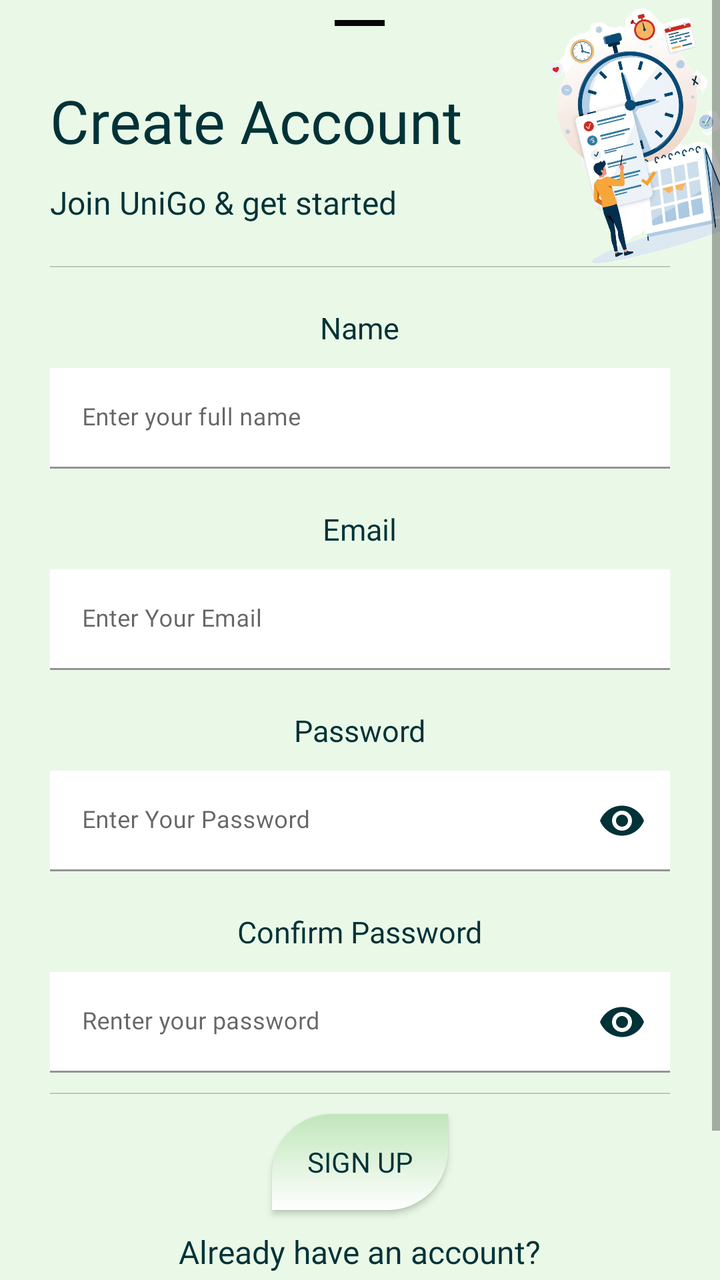
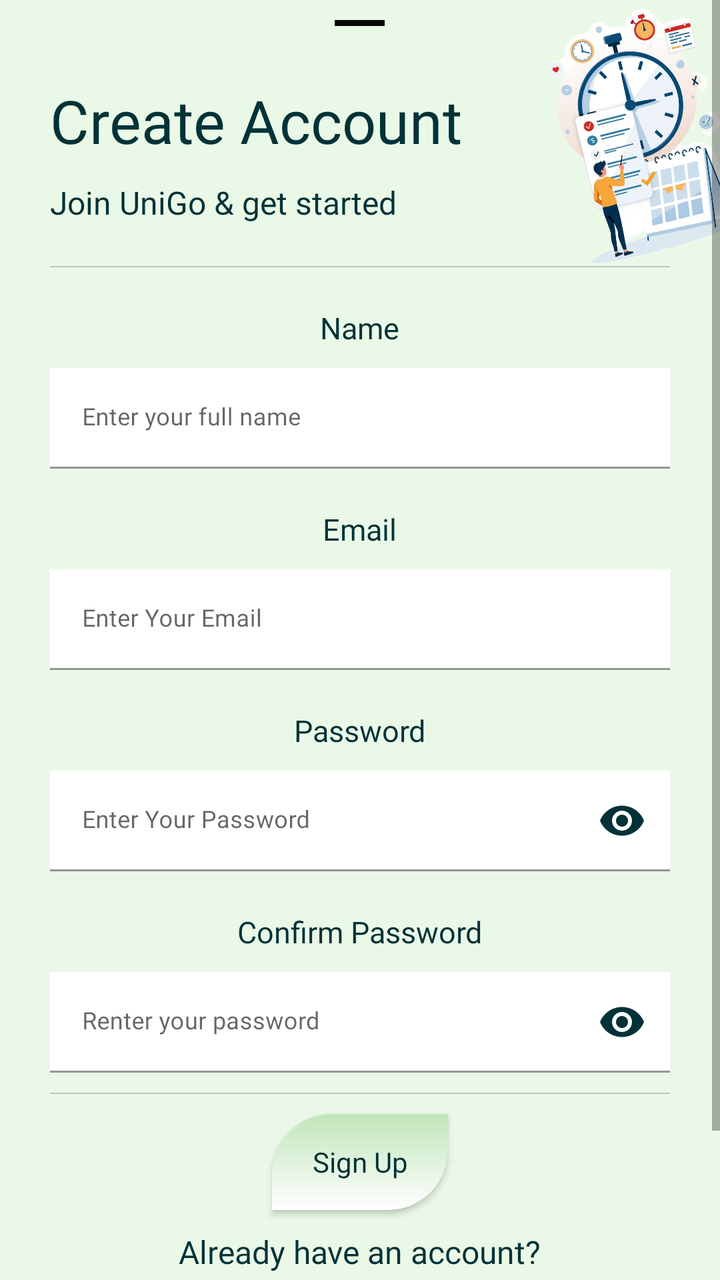

Screens rendered from an Android XML layout before and after an edit, with the pre-edit source and the edit as a unified diff.
<!-- AndroidManifest.xml: application theme Theme.UniGo -->
<!-- res/layout/signup_btm.xml -->
<?xml version="1.0" encoding="utf-8"?>
<ScrollView xmlns:android="http://schemas.android.com/apk/res/android"
    xmlns:app="http://schemas.android.com/apk/res-auto"
    android:layout_width="match_parent"
    android:layout_height="match_parent"
    android:fillViewport="true"
    android:overScrollMode="never">

    <RelativeLayout
        android:layout_width="match_parent"
        android:layout_height="wrap_content"
        android:paddingBottom="20dp">

        <com.google.android.material.bottomsheet.BottomSheetDragHandleView
            android:layout_width="25dp"
            android:layout_height="3dp"
            android:layout_centerHorizontal="true"
            android:layout_marginTop="10dp"
            android:background="@color/black"
            app:shapeAppearanceOverlay="@style/ShapeAppearance.Material3.SmallComponent" />

        <TextView
            android:id="@+id/signuptxt"
            android:layout_width="wrap_content"
            android:layout_height="wrap_content"
            android:layout_marginStart="25dp"
            android:layout_marginTop="40dp"
            android:fontFamily="@font/lexend"
            android:text="@string/signuptxt"
            android:textColor="@color/text_primary"
            android:textSize="30sp" />

        <ImageView
            android:id="@+id/studyIllustration"
            android:layout_width="170dp"
            android:layout_height="130dp"
            android:layout_alignParentEnd="true"
            android:layout_gravity="end"
            android:contentDescription="@string/Illustration"
            android:elevation="10dp"
            android:rotation="-14"
            android:src="@drawable/study"
            android:translationX="45dp"
            android:translationY="2dp" />

        <TextView
            android:id="@+id/welcomesubtxt"
            android:layout_width="wrap_content"
            android:layout_height="wrap_content"
            android:layout_below="@id/signuptxt"
            android:layout_marginVertical="10dp"
            android:layout_marginStart="25dp"
            android:fontFamily="@font/lexend"
            android:text="@string/signup_subtxt"
            android:textColor="@color/text_primary"
            android:textSize="16sp" />

        <View
            android:id="@+id/div1"
            android:layout_width="match_parent"
            android:layout_height="0.6dp"
            android:layout_below="@id/welcomesubtxt"
            android:layout_marginStart="25dp"
            android:layout_marginTop="11dp"
            android:layout_marginEnd="25dp"
            android:background="@color/view" />

        <TextView
            android:id="@+id/EnterName"
            android:layout_width="wrap_content"
            android:layout_height="wrap_content"
            android:layout_below="@id/div1"
            android:layout_centerHorizontal="true"
            android:layout_marginTop="20dp"
            android:fontFamily="@font/lexend"
            android:text="@string/FormName"
            android:textColor="@color/text_primary"
            android:textSize="15sp" />

        <com.google.android.material.textfield.TextInputLayout
            android:id="@+id/nameLayout"
            android:layout_width="match_parent"
            android:layout_height="wrap_content"
            android:layout_below="@id/EnterName"
            android:layout_marginStart="25sp"
            android:layout_marginTop="10dp"
            android:layout_marginEnd="25sp"
            android:hint="@string/enter_your_full_name">

            <com.google.android.material.textfield.TextInputEditText
                android:id="@+id/nametxt"
                android:layout_width="match_parent"
                android:layout_height="wrap_content"
                android:background="@color/white"
                android:fontFamily="@font/lexend"
                android:inputType="textPersonName"
                android:textSize="12sp" />
        </com.google.android.material.textfield.TextInputLayout>

        <TextView
            android:id="@+id/EnterEmail"
            android:layout_width="wrap_content"
            android:layout_height="wrap_content"
            android:layout_below="@id/nameLayout"
            android:layout_centerHorizontal="true"
            android:layout_marginTop="20dp"
            android:fontFamily="@font/lexend"
            android:text="@string/FormEmail"
            android:textColor="@color/text_primary"
            android:textSize="15sp" />

        <com.google.android.material.textfield.TextInputLayout
            android:id="@+id/emailLayout"
            android:layout_width="match_parent"
            android:layout_height="wrap_content"
            android:layout_below="@id/EnterEmail"
            android:layout_marginStart="25sp"
            android:layout_marginTop="10dp"
            android:layout_marginEnd="25sp"
            android:hint="@string/enter_your_email">

            <com.google.android.material.textfield.TextInputEditText
                android:id="@+id/emailtxt"
                android:layout_width="match_parent"
                android:layout_height="wrap_content"
                android:background="@color/white"
                android:fontFamily="@font/lexend"
                android:inputType="textEmailAddress"
                android:textSize="12sp" />
        </com.google.android.material.textfield.TextInputLayout>

        <TextView
            android:id="@+id/EnterPass"
            android:layout_width="wrap_content"
            android:layout_height="wrap_content"
            android:layout_below="@id/emailLayout"
            android:layout_centerHorizontal="true"
            android:layout_marginTop="20dp"
            android:fontFamily="@font/lexend"
            android:text="@string/FormPass"
            android:textColor="@color/text_primary"
            android:textSize="15sp" />

        <com.google.android.material.textfield.TextInputLayout
            android:id="@+id/passlayout"
            android:layout_width="match_parent"
            android:layout_height="wrap_content"
            android:layout_below="@id/EnterPass"
            android:layout_marginStart="25sp"
            android:layout_marginTop="10dp"
            android:layout_marginEnd="25sp"
            android:hint="@string/PasswordInput"
            app:endIconMode="password_toggle"
            app:endIconTint="@color/text_primary">

            <com.google.android.material.textfield.TextInputEditText
                android:id="@+id/passtxt"
                android:layout_width="match_parent"
                android:layout_height="wrap_content"
                android:background="@color/white"
                android:fontFamily="@font/lexend"
                android:inputType="textPassword"
                android:textSize="12sp" />
        </com.google.android.material.textfield.TextInputLayout>

        <TextView
            android:id="@+id/confirmPass"
            android:layout_width="wrap_content"
            android:layout_height="wrap_content"
            android:layout_below="@id/passlayout"
            android:layout_centerHorizontal="true"
            android:layout_marginTop="20dp"
            android:fontFamily="@font/lexend"
            android:text="Confirm Password"
            android:textColor="@color/text_primary"
            android:textSize="15sp" />

        <com.google.android.material.textfield.TextInputLayout
            android:id="@+id/confrimpasslayout"
            android:layout_width="match_parent"
            android:layout_height="wrap_content"
            android:layout_below="@id/confirmPass"
            android:layout_marginStart="25sp"
            android:layout_marginTop="10dp"
            android:layout_marginEnd="25sp"
            android:hint="Renter your password"
            app:endIconMode="password_toggle"
            app:endIconTint="@color/text_primary">

            <com.google.android.material.textfield.TextInputEditText
                android:id="@+id/confirmpasstxt"
                android:layout_width="match_parent"
                android:layout_height="wrap_content"
                android:background="@color/white"
                android:fontFamily="@font/lexend"
                android:inputType="textPassword"
                android:textSize="12sp" />
        </com.google.android.material.textfield.TextInputLayout>

        <View
            android:id="@+id/div2"
            android:layout_width="match_parent"
            android:layout_height="0.6dp"
            android:layout_below="@id/confrimpasslayout"
            android:layout_marginStart="25dp"
            android:layout_marginTop="10dp"
            android:layout_marginEnd="25dp"
            android:background="@color/view" />

        <androidx.appcompat.widget.AppCompatButton
            android:id="@+id/signupbtn"
            android:layout_width="wrap_content"
            android:layout_height="wrap_content"
            android:layout_below="@id/div2"
            android:layout_centerHorizontal="true"
            android:layout_marginTop="10dp"
            android:background="@drawable/custom_btn"
            android:text="Sign Up"
            android:elevation="15dp" />

        <TextView
            android:id="@+id/alreadydone"
            android:layout_width="wrap_content"
            android:layout_height="wrap_content"
            android:layout_below="@id/signupbtn"
            android:layout_centerHorizontal="true"
            android:layout_marginTop="10dp"
            android:fontFamily="@font/lexend"
            android:text="Already have an account?"
            android:textColor="@color/text_primary"
            android:textSize="16sp" />

        <androidx.appcompat.widget.AppCompatButton
            android:id="@+id/Loginbtn"
            android:layout_width="wrap_content"
            android:layout_height="wrap_content"
            android:layout_below="@id/alreadydone"
            android:layout_centerHorizontal="true"
            android:layout_marginTop="10dp"
            android:layout_marginBottom="10dp"
            android:background="@drawable/custom_btn"
            android:text="Log In"
            android:elevation="15dp" />

        <ProgressBar
            android:id="@+id/Progress"
            android:layout_width="40dp"
            android:layout_height="40dp"
            android:layout_marginTop="16dp"
            android:visibility="gone"
            android:indeterminateDrawable="@drawable/progressbar"
            android:layout_centerInParent="true"
            />

    </RelativeLayout>

</ScrollView>
<!-- resources referenced by this layout -->
<resources>
  <color name="black">#070707</color>
  <color name="text_primary">#013237</color>
  <color name="view">#33000000</color>
  <color name="white">#ffffff</color>
  <!-- drawable custom_btn (drawable) -->
  <?xml version="1.0" encoding="utf-8"?>
  <selector xmlns:android="http://schemas.android.com/apk/res/android">
      <item>
          <shape android:shape="rectangle">
              <solid android:color="@color/mint_soft"/>
              <corners android:topLeftRadius="30dp"
                  android:bottomRightRadius="30dp"
                  />
              <gradient android:type="linear"
                  android:startColor="@color/white"
                  android:endColor="@color/mint_soft"
                  android:angle="90"
                  />
          </shape>
      </item>
  </selector>
  <!-- drawable progressbar (drawable) -->
  <?xml version="1.0" encoding="utf-8"?>
  <rotate xmlns:android="http://schemas.android.com/apk/res/android"
      android:fromDegrees="0"
      android:toDegrees="360"
      android:pivotX="50%"
      android:pivotY="50%">
  
      <shape
          android:shape="ring"
          android:useLevel="false"
          android:innerRadiusRatio="4"
          android:thickness="4dp">
  
          <gradient
              android:type="sweep"
              android:startColor="#EAF9E7"
              android:centerColor="#4CA771"
              android:endColor="#013237"
              android:useLevel="false"/>
  
      </shape>
  </rotate>
  <!-- drawable study: png bitmap (drawable, 590292 bytes) -->
  <string name="FormEmail">Email</string>
  <string name="FormName">Name</string>
  <string name="FormPass">Password</string>
  <string name="Illustration">RocketIllustraction</string>
  <string name="PasswordInput">Enter Your Password</string>
  <string name="enter_your_email">Enter Your Email</string>
  <string name="enter_your_full_name">Enter your full name</string>
  <string name="signup_subtxt">Join UniGo &amp; get started</string>
  <string name="signuptxt">Create Account</string>
  <style name="Theme.UniGo" parent="Theme.MaterialComponents.Light.NoActionBar">
  
          
          <item name="colorPrimary">@color/mint_primary</item>
          <item name="colorPrimaryVariant">@color/mint_dark</item>
          <item name="colorOnPrimary">@color/mint_light</item>
  
          
          <item name="android:windowBackground">@color/mint_light</item>
          <item name="colorSurface">@color/mint_soft</item>
  
          <item name="appBackground">@color/mint_light</item>
          <item name="appSurface">@color/mint_soft</item>
  
          
          <item name="android:textColorPrimary">@color/text_primary</item>
          <item name="fontFamily">@font/lexend</item>
  
          
          <item name="android:statusBarColor">@color/mint_dark</item>
          <item name="android:windowLightStatusBar">true</item>
  
      </style>
  <color name="mint_soft">#C0E6BA</color>
  <color name="mint_primary">#4CA771</color>
  <color name="mint_dark">#013237</color>
  <color name="mint_light">#EAF9E7</color>
</resources>

<!-- the commit's change to res/layout/signup_btm.xml (unified diff, before → after) -->
@@ -215,6 +215,7 @@
             android:layout_centerHorizontal="true"
             android:layout_marginTop="10dp"
             android:background="@drawable/custom_btn"
+            android:textAllCaps="false"
             android:text="Sign Up"
             android:elevation="15dp" />
 
@@ -238,6 +239,7 @@
             android:layout_centerHorizontal="true"
             android:layout_marginTop="10dp"
             android:layout_marginBottom="10dp"
+            android:textAllCaps="false"
             android:background="@drawable/custom_btn"
             android:text="Log In"
             android:elevation="15dp" />
